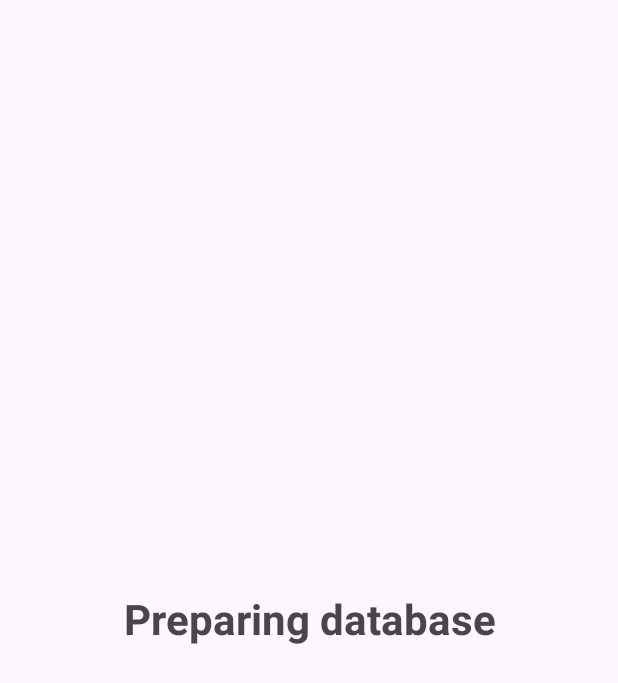
After one commit to ratul-space/SimpleDictionary, an Android app: the layout activity_dictionary_loading.xml on its own in the app's theme, with its tools: preview values and no code run, on a phone screen of 412 x 824 dp. The commit adds this screen. Shown: the top 683 px of the screen. Run offline under Robolectric (Android 15) with nearby library versions, the phone set to English and light mode, and no system bars.

Commit message:
feat: cody and pest

```diff
--- a/app/src/main/java/com/example/simpledictionary/DictionaryEntryContract.kt
+++ b/app/src/main/java/com/example/simpledictionary/DictionaryEntryContract.kt
@@ -4,7 +4,6 @@ import android.provider.BaseColumns
 
 class DictionaryEntryContract : BaseColumns {
     private constructor()
-
     companion object {
         const val TABLE_NAME = "english_words"
         const val COLUMN_ID = BaseColumns._ID
--- /dev/null
+++ b/app/src/main/res/layout/activity_dictionary_loading.xml
@@ -0,0 +1,24 @@
+<?xml version="1.0" encoding="utf-8"?>
+<androidx.constraintlayout.widget.ConstraintLayout xmlns:android="http://schemas.android.com/apk/res/android"
+    xmlns:app="http://schemas.android.com/apk/res-auto"
+    xmlns:tools="http://schemas.android.com/tools"
+    android:layout_width="match_parent"
+    android:layout_height="match_parent">
+
+    <TextView
+        android:id="@+id/textView"
+        android:layout_width="0dp"
+        android:layout_height="wrap_content"
+        android:layout_marginStart="8dp"
+        android:layout_marginTop="8dp"
+        android:layout_marginEnd="8dp"
+        android:layout_marginBottom="8dp"
+        android:text="@string/dictionary_db_loading"
+        android:textAlignment="center"
+        android:textSize="28sp"
+        android:textStyle="bold"
+        app:layout_constraintBottom_toBottomOf="parent"
+        app:layout_constraintEnd_toEndOf="parent"
+        app:layout_constraintStart_toStartOf="parent"
+        app:layout_constraintTop_toTopOf="parent" />
+</androidx.constraintlayout.widget.ConstraintLayout>
--- a/app/src/main/res/values/strings.xml
+++ b/app/src/main/res/values/strings.xml
@@ -45,4 +45,5 @@
         vestibulum. Fusce dictum libero quis erat maximus, vitae volutpat diam dignissim.
     </string>
     <string name="action_search">Search\n</string>
+    <string name="dictionary_db_loading">Preparing database</string>
 </resources>
```
Also changed, not shown: app/src/main/java/com/example/simpledictionary/DataBaseHelper.kt (+87 -50 lines), app/src/main/java/com/example/simpledictionary/DictionaryActivity.kt (+33 -7 lines), 1 other file.
